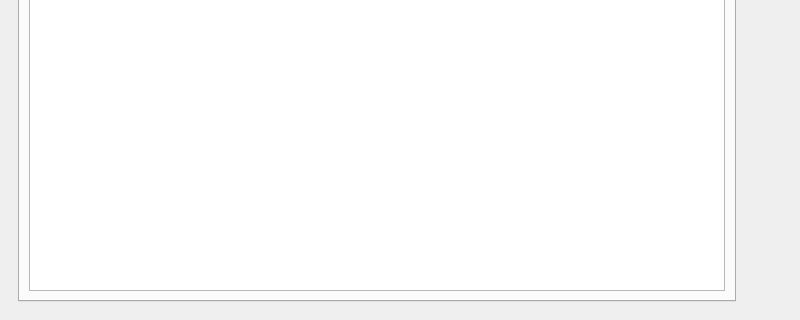
textbrowser/biblioteq, file UI/biblioteq_batch_activities_browser.ui: the form before one commit; both pictures show x 0 to 800 and y 180 to 500 of the 800 by 500 pixel window.
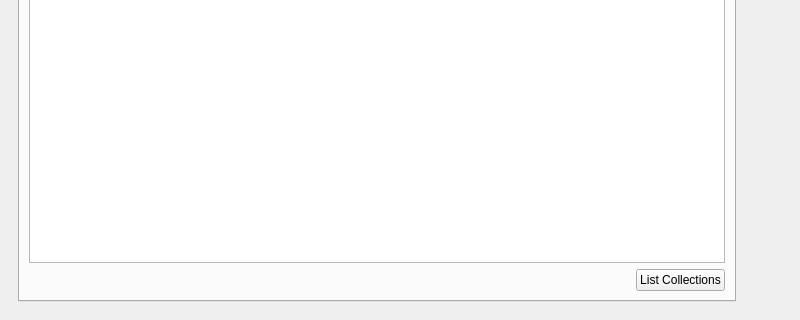
The form after the commit. The open tabs and pages were chosen to show the change. Icons and pictures are not drawn.

```diff
--- a/UI/biblioteq_batch_activities_browser.ui
+++ b/UI/biblioteq_batch_activities_browser.ui
@@ -921,6 +921,30 @@
            <item>
             <widget class="QListWidget" name="export_photographs_progress"/>
            </item>
+           <item>
+            <layout class="QHBoxLayout" name="horizontalLayout_12">
+             <item>
+              <spacer name="horizontalSpacer_9">
+               <property name="orientation">
+                <enum>Qt::Orientation::Horizontal</enum>
+               </property>
+               <property name="sizeHint" stdset="0">
+                <size>
+                 <width>40</width>
+                 <height>20</height>
+                </size>
+               </property>
+              </spacer>
+             </item>
+             <item>
+              <widget class="QPushButton" name="list_photograph_collections">
+               <property name="text">
+                <string>List Collections</string>
+               </property>
+              </widget>
+             </item>
+            </layout>
+           </item>
           </layout>
          </widget>
          <widget class="QWidget" name="page_return">
```
Left out of the diff: 1 changed line with no effect on the pictures.
